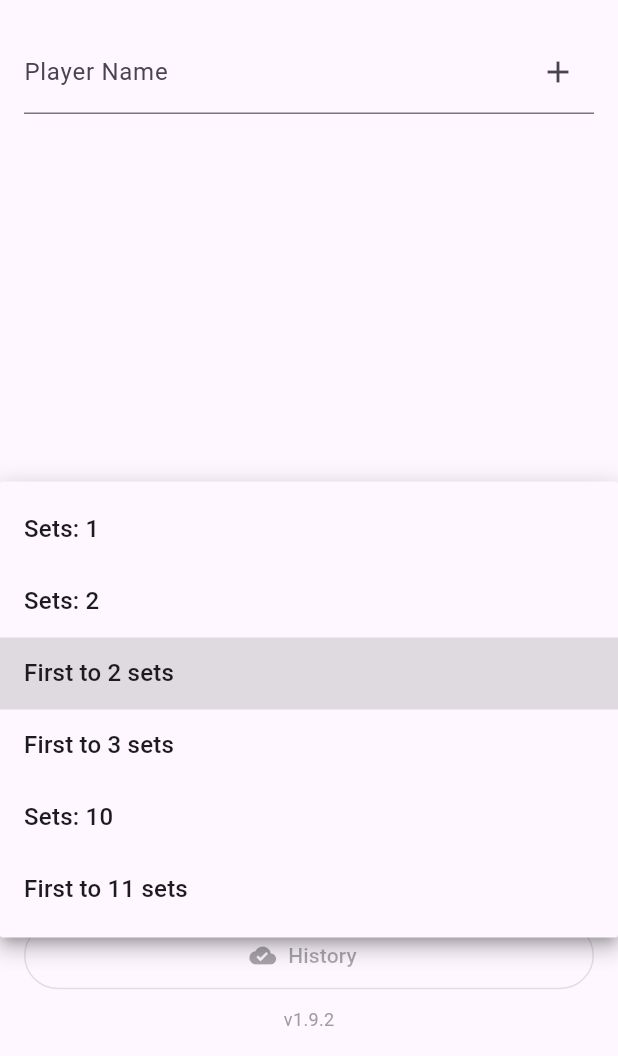
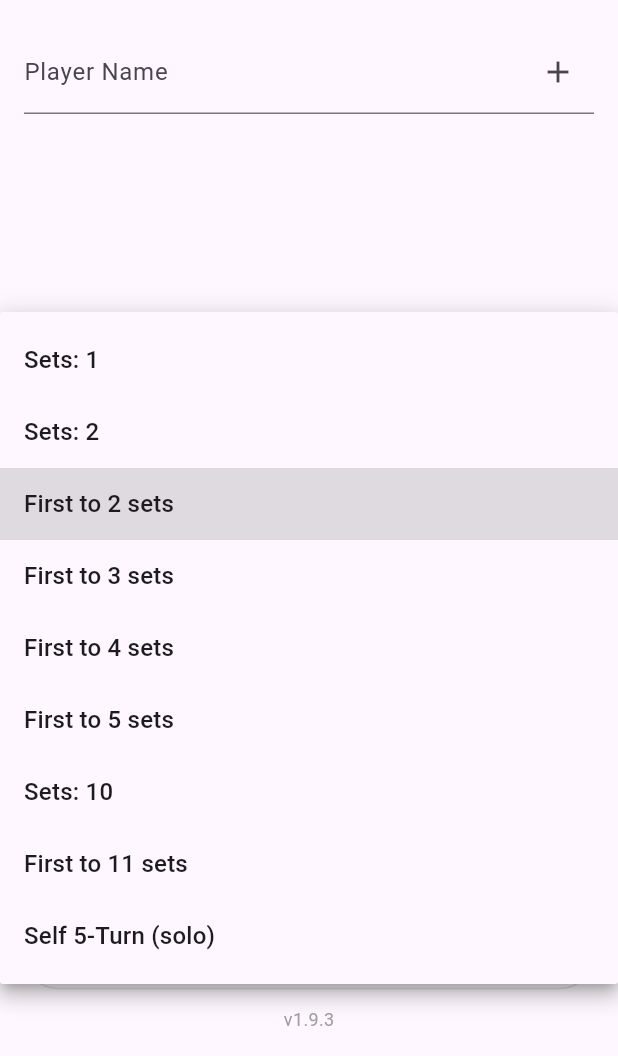
Before and after one commit to ikegam1/simple-molkky-score-by_flutter, a Flutter app: the screen it shows after launch, after a tap on an icon or button, on a phone screen of 412 x 824 dp, the part 180-1236 px from its top. Run offline on Flutter 3.47's test engine with Material 3 defaults, Android fonts, the phone set to English and light mode, and no system bars; our stand-ins replace cloud_firestore, firebase_auth, firebase_core, shared_preferences, speech_to_text; accounts and stored records are empty; network calls fail.

Commit message:
feat: セルフ5ターンUI改善・4先/5先追加・v1.9.3
- セルフ5ターンを常時表示、2名以上時はグレーアウト（0/1名で選択可）
- 2名以上でセルフ5ターン選択のままゲーム開始時にエラー表示
- 4先・5先を試合形式に追加
- バージョンを1.9.3+43に更新

Co-Authored-By: Claude Sonnet 4.6 <noreply@anthropic.com>

```diff
--- a/lib/main.dart
+++ b/lib/main.dart
@@ -63,6 +63,7 @@ class L10n {
       'reorder_hint': 'Adjust throw order for next set',
       'switch_lang': 'Language: English',
       'reach_msg': '{name}, {n} to win! 🎯',
+      'self5turn_solo_only': 'Self 5-Turn is solo only (1 player)',
       'self5turn_mode': 'Self 5-Turn (solo)',
       'self5turn_challenge_n': 'Challenge {n}',
       'self5turn_success': 'Success! 🎉',
@@ -104,6 +105,7 @@ class L10n {
       'reorder_hint': '次セットの投げ順を調整できます',
       'switch_lang': '言語: 日本語',
       'reach_msg': '{name} さん、{n}でアガリです🎯',
+      'self5turn_solo_only': 'セルフ5ターンは1名専用です',
       'self5turn_mode': 'セルフ5ターン（1人用）',
       'self5turn_challenge_n': 'チャレンジ {n}',
       'self5turn_success': '成功！🎉',
@@ -244,8 +246,6 @@ class _SetupScreenState extends State<SetupScreen> {
     setState(() {
       _registeredPlayers.add(Player(id: _uuid.v4(), name: name, initialOrder: _registeredPlayers.length));
       _nameController.clear();
-      // self5Turn is only valid for 1 player; reset mode if now 2+ players
-      if (_registeredPlayers.length > 1 && _selectedModeKey == -1) _selectedModeKey = 3;
     });
     _savePlayers();
   }
@@ -257,15 +257,19 @@ class _SetupScreenState extends State<SetupScreen> {
   @override
   Widget build(BuildContext context) {
     final t = L10n.of(context);
+    // key=-1: self5Turn, key=1/2/10: fixedSets, others: raceTo (limit=ceil(key/2))
     final Map<int, String> options = {
       1: t.get('sets_count', args: {'n': '1'}),
       2: t.get('sets_count', args: {'n': '2'}),
       3: t.get('race_to', args: {'n': '2'}),
       5: t.get('race_to', args: {'n': '3'}),
+      7: t.get('race_to', args: {'n': '4'}),
+      9: t.get('race_to', args: {'n': '5'}),
       10: t.get('sets_count', args: {'n': '10'}),
       11: t.get('race_to', args: {'n': '11'}),
-      if (_registeredPlayers.length == 1) -1: t.get('self5turn_mode'),
+      -1: t.get('self5turn_mode'),
     };
+    final bool self5TurnEnabled = _registeredPlayers.length <= 1;
 
     return Scaffold(
       appBar: AppBar(
@@ -293,9 +297,22 @@ class _SetupScreenState extends State<SetupScreen> {
             TextField(controller: _nameController, decoration: InputDecoration(labelText: t.get('player_name'), suffixIcon: IconButton(onPressed: _add, icon: const Icon(Icons.add))), onSubmitted: (_) => _add(), maxLength: 20, buildCounter: (context, {required currentLength, required isFocused, maxLength}) => null),
             Expanded(child: ReorderableListView(
               onReorder: (o, n) { setState(() { if (o < n) n -= 1; _registeredPlayers.insert(n, _registeredPlayers.removeAt(o)); }); _savePlayers(); },
-              children: [ for (int i = 0; i < _registeredPlayers.length; i++) ListTile(key: Key(_registeredPlayers[i].id), leading: const Icon(Icons.drag_handle), title: Text('${i + 1}. ${_registeredPlayers[i].name}'), trailing: IconButton(icon: const Icon(Icons.delete), onPressed: () { setState(() { _registeredPlayers.removeAt(i); if (_registeredPlayers.length != 1 && _selectedModeKey == -1) _selectedModeKey = 3; }); _savePlayers(); })) ]
+              children: [ for (int i = 0; i < _registeredPlayers.length; i++) ListTile(key: Key(_registeredPlayers[i].id), leading: const Icon(Icons.drag_handle), title: Text('${i + 1}. ${_registeredPlayers[i].name}'), trailing: IconButton(icon: const Icon(Icons.delete), onPressed: () { setState(() { _registeredPlayers.removeAt(i); }); _savePlayers(); })) ]
             )),
-            DropdownButtonFormField<int>(value: _selectedModeKey, items: options.entries.map((e) => DropdownMenuItem(value: e.key, child: Text(e.value))).toList(), onChanged: (v) => setState(() => _selectedModeKey = v!), decoration: InputDecoration(labelText: t.get('game_mode'))),
+            DropdownButtonFormField<int>(
+              value: _selectedModeKey,
+              items: options.entries.map((e) {
+                final isSelf5Turn = e.key == -1;
+                final enabled = !isSelf5Turn || self5TurnEnabled;
+                return DropdownMenuItem<int>(
+                  value: e.key,
+                  enabled: enabled,
+                  child: Text(e.value, style: TextStyle(color: enabled ? null : Colors.grey)),
+                );
+              }).toList(),
+              onChanged: (v) { if (v != null) setState(() => _selectedModeKey = v); },
+              decoration: InputDecoration(labelText: t.get('game_mode')),
+            ),
             const SizedBox(height: 10),
             // 音声入力設定スイッチの追加
             SwitchListTile(
@@ -308,6 +325,11 @@ class _SetupScreenState extends State<SetupScreen> {
             const SizedBox(height: 10),
             ElevatedButton(
               onPressed: _registeredPlayers.isEmpty ? null : () {
+                // セルフ5ターンは1名専用。2名以上ではエラー
+                if (_selectedModeKey == -1 && _registeredPlayers.length > 1) {
+                  _showError(t.get('self5turn_solo_only'));
+                  return;
+                }
                 final playersForMatch = _registeredPlayers.asMap().entries.map((e) => Player(id: e.value.id, name: e.value.name, initialOrder: e.key)).toList();
                 MolkkyMatch match;
                 if (_selectedModeKey == -1) {
@@ -326,7 +348,7 @@ class _SetupScreenState extends State<SetupScreen> {
             OutlinedButton.icon(onPressed: _firebaseUid.isEmpty ? null : () => Navigator.push(context, MaterialPageRoute(builder: (c) => GlobalHistoryPage(uid: _firebaseUid))), icon: const Icon(Icons.cloud_done), label: Text(t.get('match_history')), style: OutlinedButton.styleFrom(minimumSize: const Size(double.infinity, 45))),
             const SizedBox(height: 10),
             if (_firebaseUid.isNotEmpty) Text(t.get('anonymous_id', args: {'id': _firebaseUid.substring(0, 8)}), style: const TextStyle(fontSize: 10, color: Colors.grey)),
-            const Text('v1.9.2', style: TextStyle(color: Colors.grey, fontSize: 12)),
+            const Text('v1.9.3', style: TextStyle(color: Colors.grey, fontSize: 12)),
           ],
         ),
       ),
--- a/pubspec.yaml
+++ b/pubspec.yaml
@@ -1,7 +1,7 @@
 name: simple_molkky_score
 description: "A simple Molkky scoreboard app."
 publish_to: 'none'
-version: 1.9.2+43
+version: 1.9.3+44
 
 environment:
   sdk: ^3.7.0
```
